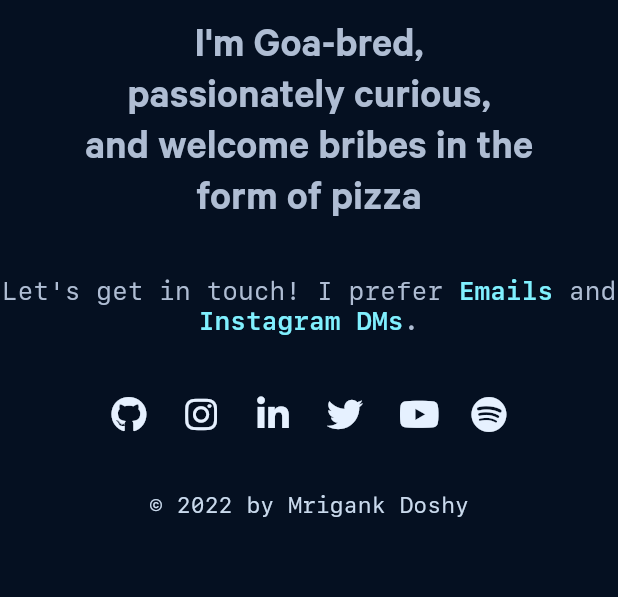
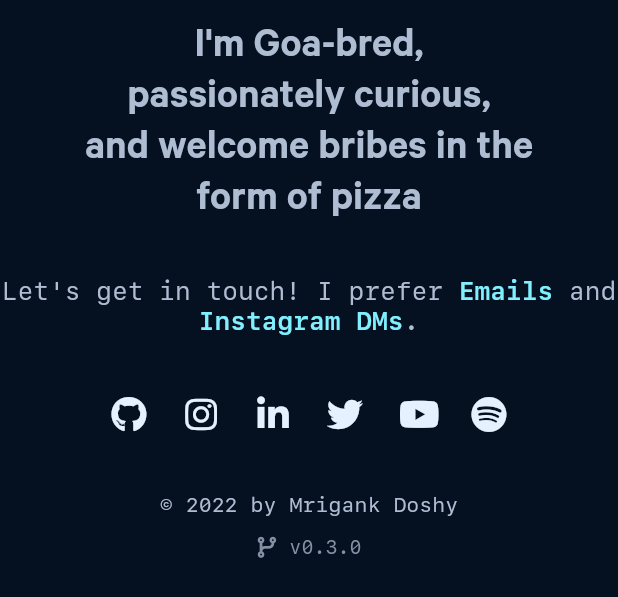
Before and after one commit to mrigankdoshy/personal-website, a Flutter app: the Footer widget shown alone on an empty page, opened directly, on a phone screen of 412 x 824 dp. Shown: the top 597 px of the screen. Run offline on Flutter 3.47's test engine with Material 2 defaults, Android fonts, the phone set to English and light mode, and no system bars; drawn by our look-alikes of auto_animated, auto_size_text; our stand-ins replace font_awesome_flutter.

Commit message:
Add version

```diff
--- a/lib/data/keys.dart
+++ b/lib/data/keys.dart
@@ -28,4 +28,5 @@ class Keys {
   static const footerContact = Key("footer_contact");
   static const socialMedia = Key("social_media");
   static const copyright = Key("copyright");
+  static const sourceCode = Key("source_code");
 }
--- a/lib/data/text.dart
+++ b/lib/data/text.dart
@@ -44,6 +44,7 @@ class FooterData {
   static const contactPart5 = ".";
 
   static const copyright = "© 2022 by Mrigank Doshy";
+  static const version = "v0.3.0";
 }
 
 class IntroData {
--- a/lib/data/url.dart
+++ b/lib/data/url.dart
@@ -45,6 +45,8 @@ class Url {
       "https://www.youtube.com/channel/UCFdJXx82HEolB4Nv2cW8C_g";
   static const spotify =
       "https://open.spotify.com/user/0dmta114n09jih8ye0ql93v08";
+  static const websiteSourceCode =
+      "https://github.com/mrigankdoshy/personal-website";
 
   // Resume
   static const resume =
--- a/lib/sections/footer/footer.dart
+++ b/lib/sections/footer/footer.dart
@@ -53,6 +53,12 @@ class _FooterState extends State<Footer> {
                   animationKey: Keys.copyright,
                   delay: const Duration(milliseconds: 350),
                   child: _copyright(),
+                ),
+                const SizedBox(height: 12.0),
+                FadeAnimation(
+                  animationKey: Keys.sourceCode,
+                  delay: const Duration(milliseconds: 450),
+                  child: _sourceCode(),
                 ),
               ],
             ),
@@ -171,4 +177,37 @@ class _FooterState extends State<Footer> {
       ],
     );
   }
+
+  Widget _sourceCode() {
+    return Row(
+      mainAxisAlignment: MainAxisAlignment.center,
+      crossAxisAlignment: CrossAxisAlignment.center,
+      children: <Widget>[
+        const ClickableIcon(
+          icon: FontAwesomeIcons.codeBranch,
+          iconSize: 14.0,
+          iconColor: AppColors.mediumGrey2,
+          url: Url.websiteSourceCode,
+        ),
+        const SizedBox(width: 8.0),
+        Flexible(
+          child: AutoSizeText.rich(
+            TextSpan(
+              style: TextStyles.sourceCode,
+              children: <TextSpan>[
+                TextSpan(
+                  text: FooterData.version,
+                  style: TextStyles.sourceCode,
+                  recognizer: TapGestureRecognizer()
+                    ..onTap = () => launch(Url.websiteSourceCode),
+                ),
+              ],
+            ),
+            textAlign: TextAlign.center,
+            maxLines: 1,
+          ),
+        ),
+      ],
+    );
+  }
 }
--- a/lib/utils/theme.dart
+++ b/lib/utils/theme.dart
@@ -217,7 +217,14 @@ class TextStyles {
   // Copyright
   static const copyright = TextStyle(
     fontFamily: 'SFMono',
-    color: AppColors.lightGrey2,
-    fontSize: 15,
+    color: AppColors.mediumGrey1,
+    fontSize: 14,
+  );
+
+  // Source Code
+  static const sourceCode = TextStyle(
+    fontFamily: 'SFMono',
+    color: AppColors.mediumGrey2,
+    fontSize: 13,
   );
 }
```
